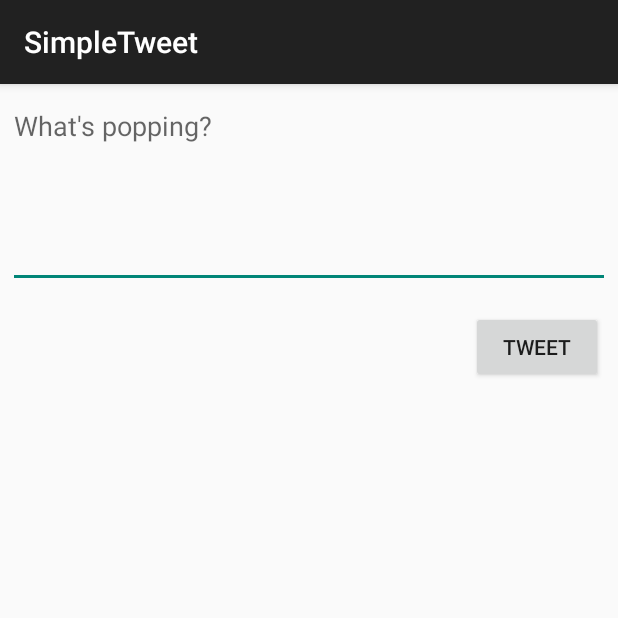
After one commit to krishnakhadka200416/SimpleTweet, an Android app: the ComposeActivity screen opened directly, with no data from a screen before it, on a phone screen of 412 x 824 dp, the top half of it. The commit adds this screen. Run offline under Robolectric (Android 15) with nearby library versions, the phone set to English and light mode, and no system bars; our stand-ins replace Room's generated code; libraries missing offline, so code that uses them is left out: com.codepath.asynchttpclient, com.facebook.stetho; 1 statement that could not run was skipped.

Commit message:
updated menu and post api to twitter

```diff
--- a/app/src/main/AndroidManifest.xml
+++ b/app/src/main/AndroidManifest.xml
@@ -13,7 +13,8 @@
         android:icon="@drawable/ic_launcher"
         android:label="@string/app_name"
         android:theme="@style/AppTheme">
-        <activity android:name=".TimelineActivity"></activity>
+        <activity android:name=".ComposeActivity"></activity>
+        <activity android:name=".TimelineActivity" />
         <activity
             android:name=".LoginActivity"
             android:label="@string/app_name"
--- /dev/null
+++ b/app/src/main/java/com/codepath/apps/restclienttemplate/ComposeActivity.java
@@ -0,0 +1,71 @@
+package com.codepath.apps.restclienttemplate;
+
+import androidx.appcompat.app.AppCompatActivity;
+
+import android.os.Bundle;
+import android.util.Log;
+import android.view.View;
+import android.widget.Button;
+import android.widget.EditText;
+import android.widget.Toast;
+
+import com.codepath.apps.restclienttemplate.models.Tweet;
+import com.codepath.asynchttpclient.callback.JsonHttpResponseHandler;
+
+import org.json.JSONException;
+
+import okhttp3.Headers;
+
+
+public class ComposeActivity extends AppCompatActivity {
+    public static final String TAG ="composeactivity";
+    public static final int MAX_TWEET_LENGTH = 140;
+    EditText etCompose;
+    Button btnTweet;
+    TwitterClient client;
+    @Override
+    protected void onCreate(Bundle savedInstanceState) {
+        super.onCreate(savedInstanceState);
+        setContentView(R.layout.activity_compose);
+
+        etCompose = findViewById(R.id.etCompose);
+        btnTweet =findViewById(R.id.buttontweet);
+        client = TwitterApp.getRestClient(this);
+        //Set on click listener on btn
+        btnTweet.setOnClickListener(new View.OnClickListener() {
+            @Override
+            public void onClick(View view) {
+                String tweetContent = etCompose.getText().toString();
+                if(tweetContent.isEmpty())
+                {
+                    Toast.makeText(ComposeActivity.this, "Sorrry, tweet can't be empty", Toast.LENGTH_LONG).show();
+                    return;
+                }
+                if(tweetContent.length()  > MAX_TWEET_LENGTH)
+                {
+                    Toast.makeText(ComposeActivity.this, "Sorrry, tweet is too long", Toast.LENGTH_LONG).show();
+                    return;
+                }
+                Toast.makeText(ComposeActivity.this,"Posted" + tweetContent, Toast.LENGTH_LONG).show();               //Make API call on Twitter to publish the tweet
+                client.publishTweet(tweetContent, new JsonHttpResponseHandler() {
+                    @Override
+                    public void onSuccess(int statusCode, Headers headers, JSON json) {
+                        Log.i(TAG, "onsuccess publish tweet" );
+                        try {
+                           Tweet tweet = Tweet.fromJson(json.jsonObject);
+                           Log.i(TAG, "Tweet published: " + tweet );
+                        } catch (JSONException e) {
+                            e.printStackTrace();
+                        }
+                    }
+
+                    @Override
+                    public void onFailure(int statusCode, Headers headers, String response, Throwable throwable) {
+                        Log.e(TAG,"onFailure to tweet", throwable);
+                    }
+                });
+                return;
+            }
+        });
+     }
+}
--- /dev/null
+++ b/app/src/main/res/layout/activity_compose.xml
@@ -0,0 +1,35 @@
+<?xml version="1.0" encoding="utf-8"?>
+<RelativeLayout xmlns:android="http://schemas.android.com/apk/res/android"
+    xmlns:app="http://schemas.android.com/apk/res-auto"
+    xmlns:tools="http://schemas.android.com/tools"
+    android:layout_width="match_parent"
+    android:layout_height="match_parent"
+    tools:context=".ComposeActivity">
+
+    <EditText
+        android:id="@+id/etCompose"
+        android:layout_width="match_parent"
+        android:layout_height="wrap_content"
+        android:layout_marginStart="5dp"
+        android:layout_marginTop="5dp"
+        android:layout_marginEnd="5dp"
+        android:layout_marginBottom="5dp"
+        android:ems="10"
+        android:gravity="start|top"
+        android:hint="What's popping?"
+        android:inputType="textMultiLine"
+        android:minLines="5" />
+
+    <Button
+        android:id="@+id/buttontweet"
+        android:layout_width="wrap_content"
+        android:layout_height="wrap_content"
+        android:layout_below="@+id/etCompose"
+        android:layout_alignParentEnd="true"
+        android:layout_marginStart="10dp"
+        android:layout_marginTop="10dp"
+        android:layout_marginEnd="10dp"
+        android:layout_marginBottom="10dp"
+        android:hint="Tweet"
+        android:text="@string/tweet" />
+</RelativeLayout>
--- a/app/src/main/res/values/strings.xml
+++ b/app/src/main/res/values/strings.xml
@@ -5,5 +5,6 @@
     <string name="login_label">Log in</string>
     <string name="intent_scheme">oauth</string>
     <string name="intent_host">cprest</string>
+    <string name="tweet">Tweet</string>
 
 </resources>
```
Also changed, not shown: app/src/main/java/com/codepath/apps/restclienttemplate/TimelineActivity.java (+21 -0 lines), app/src/main/java/com/codepath/apps/restclienttemplate/TwitterClient.java (+8 -0 lines), app/src/main/res/menu/menu_main.xml (added, +10 -0 lines).
